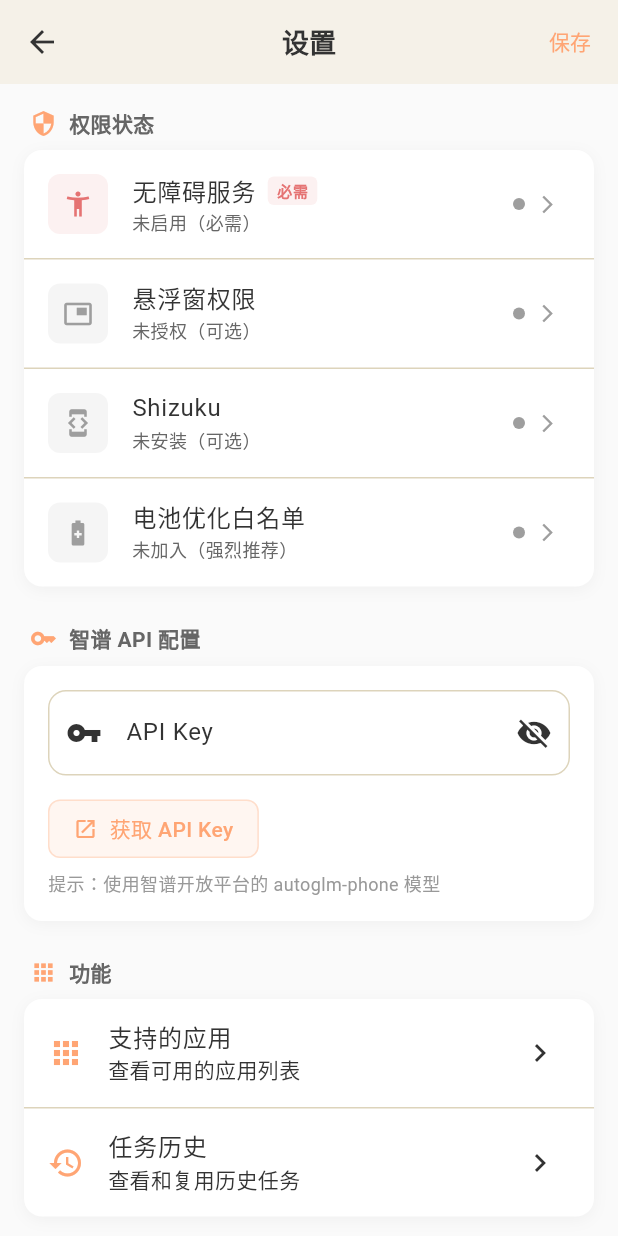
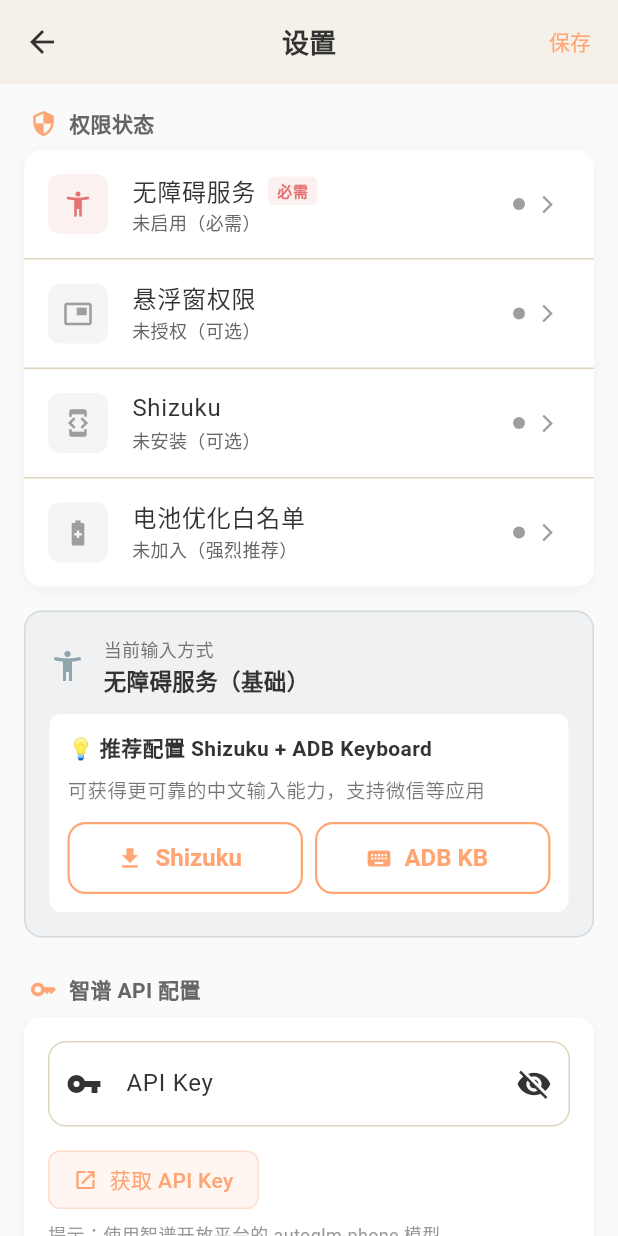
Before and after one commit to king0929zion/Auto-GLM-Android, a Flutter app: the SettingsPage screen opened by its route, on a phone screen of 412 x 824 dp. Run offline on Flutter 3.47's test engine with Material 3 defaults, Android fonts, the phone set to English and light mode, and no system bars; our stand-ins replace dio, shared_preferences; accounts and stored records are empty.

Commit message:
优化输入策略：Shizuku用ADB Keyboard，无Shizuku用无障碍
- DeviceController: Shizuku可用时用ADB Keyboard，否则回退无障碍
- 设置页添加输入方式说明卡片
- 引导用户安装Shizuku和ADB Keyboard
- 更新README文档

```diff
--- a/lib/ui/screens/settings_page.dart
+++ b/lib/ui/screens/settings_page.dart
@@ -206,6 +206,10 @@ class _SettingsPageState extends State<SettingsPage> with WidgetsBindingObserver
               onTap: () => _deviceController.requestIgnoreBatteryOptimizations(),
             ),
           ]),
+
+          // 输入方式说明卡片
+          const SizedBox(height: AppTheme.spacingMD),
+          _buildInputMethodCard(),
 
           const SizedBox(height: AppTheme.spacingLG),
 
@@ -525,4 +529,117 @@ class _SettingsPageState extends State<SettingsPage> with WidgetsBindingObserver
       ),
     );
   }
+
+  /// 构建输入方式说明卡片
+  Widget _buildInputMethodCard() {
+    final bool useShizuku = _shizukuAuthorized;
+
+    return Container(
+      padding: const EdgeInsets.all(AppTheme.spacingMD),
+      decoration: BoxDecoration(
+        color: useShizuku
+            ? AppTheme.success.withValues(alpha: 0.1)
+            : AppTheme.info.withValues(alpha: 0.1),
+        borderRadius: BorderRadius.circular(AppTheme.radiusMD),
+        border: Border.all(
+          color: useShizuku
+              ? AppTheme.success.withValues(alpha: 0.3)
+              : AppTheme.info.withValues(alpha: 0.3),
+        ),
+      ),
+      child: Column(
+        crossAxisAlignment: CrossAxisAlignment.start,
+        children: [
+          Row(
+            children: [
+              Icon(
+                useShizuku ? Icons.keyboard : Icons.accessibility_new,
+                color: useShizuku ? AppTheme.success : AppTheme.info,
+                size: 24,
+              ),
+              const SizedBox(width: 12),
+              Expanded(
+                child: Column(
+                  crossAxisAlignment: CrossAxisAlignment.start,
+                  children: [
+                    Text(
+                      '当前输入方式',
+                      style: TextStyle(
+                        fontSize: 12,
+                        color: Colors.grey[600],
+                      ),
+                    ),
+                    const SizedBox(height: 2),
+                    Text(
+                      useShizuku
+                          ? 'Shizuku + ADB Keyboard（推荐）'
+                          : '无障碍服务（基础）',
+                      style: const TextStyle(
+                        fontWeight: FontWeight.w600,
+                        fontSize: 15,
+                      ),
+                    ),
+                  ],
+                ),
+              ),
+            ],
+          ),
+          if (!useShizuku) ...[
+            const SizedBox(height: 12),
+            Container(
+              padding: const EdgeInsets.all(12),
+              decoration: BoxDecoration(
+                color: Colors.white,
+                borderRadius: BorderRadius.circular(8),
+              ),
+              child: Column(
+                crossAxisAlignment: CrossAxisAlignment.start,
+                children: [
+                  const Text(
+                    '💡 推荐配置 Shizuku + ADB Keyboard',
+                    style: TextStyle(fontWeight: FontWeight.w600, fontSize: 14),
+                  ),
+                  const SizedBox(height: 8),
+                  const Text(
+                    '可获得更可靠的中文输入能力，支持微信等应用',
+                    style: TextStyle(fontSize: 13, color: Colors.black54),
+                  ),
+                  const SizedBox(height: 12),
+                  Row(
+                    children: [
+                      Expanded(
+                        child: OutlinedButton.icon(
+                          onPressed: () async {
+                            final url = Uri.parse('https://shizuku.rikka.app/');
+                            if (await canLaunchUrl(url)) {
+                              await launchUrl(url, mode: LaunchMode.externalApplication);
+                            }
+                          },
+                          icon: const Icon(Icons.download, size: 18),
+                          label: const Text('Shizuku'),
+                        ),
+                      ),
+                      const SizedBox(width: 8),
+                      Expanded(
+                        child: OutlinedButton.icon(
+                          onPressed: () async {
+                            final url = Uri.parse('https://github.com/nicokosi/adb-keyboard/releases');
+                            if (await canLaunchUrl(url)) {
+                              await launchUrl(url, mode: LaunchMode.externalApplication);
+                            }
+                          },
+                          icon: const Icon(Icons.keyboard, size: 18),
+                          label: const Text('ADB KB'),
+                        ),
+                      ),
+                    ],
+                  ),
+                ],
+              ),
+            ),
+          ],
+        ],
+      ),
+    );
+  }
 }
```
Also changed, not shown: 2 other files.
